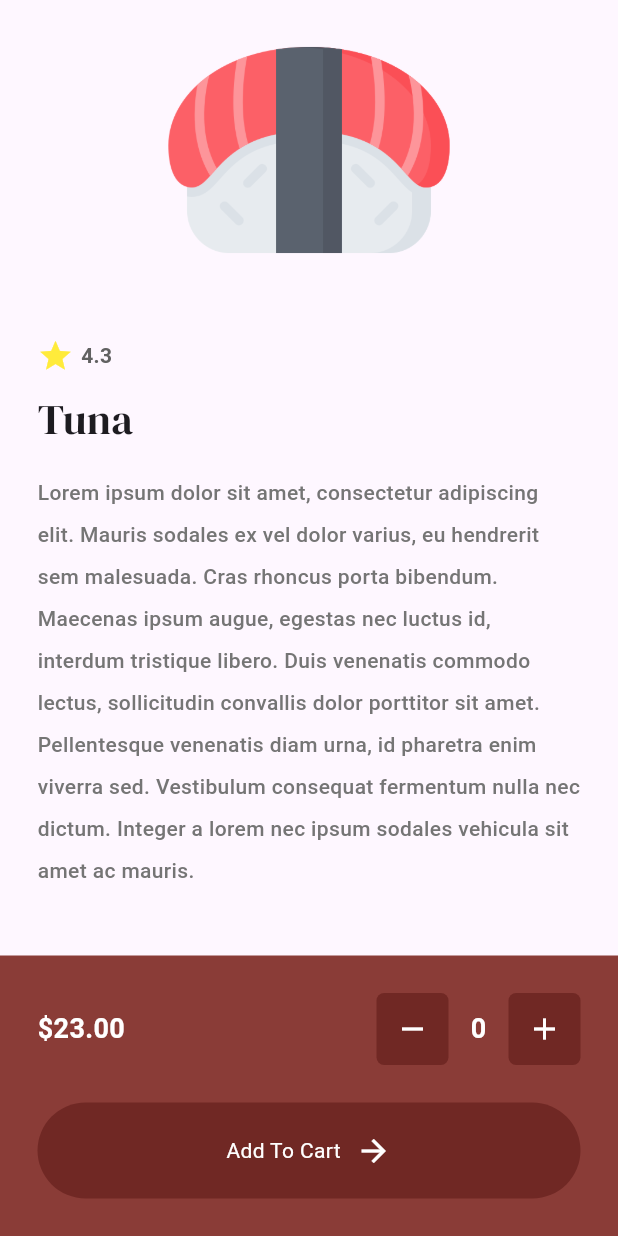
After one commit to quoairen/sushi, a Flutter app: the MenuPage screen opened by its route, after a tap on "Tuna", on a phone screen of 412 x 824 dp. The commit adds this screen. Run offline on Flutter 3.47's test engine with Material 3 defaults, Android fonts, the phone set to English and light mode, and no system bars; our stand-ins replace google_fonts.

Commit message:
Added food details page

```diff
--- /dev/null
+++ b/lib/pages/food_details_page.dart
@@ -0,0 +1,167 @@
+import 'package:flutter/material.dart';
+import 'package:google_fonts/google_fonts.dart';
+import 'package:proj/components/button.dart';
+import 'package:proj/theme/colors.dart';
+import '../models/food.dart';
+
+class FoodDetailsPage extends StatefulWidget {
+  final Food food;
+
+  const FoodDetailsPage({super.key, required this.food});
+
+  @override
+  State<FoodDetailsPage> createState() => _FoodDetailsPageState();
+}
+
+class _FoodDetailsPageState extends State<FoodDetailsPage> {
+  //quantity cart
+  int quantityCount = 0;
+
+  void decrementQuantity() {
+    setState(() {
+      quantityCount--;
+    });
+  }
+
+  void incrementQuantity() {
+    setState(() {
+      quantityCount++;
+    });
+  }
+
+  //add to cart
+  void addToCart() {}
+
+  @override
+  Widget build(BuildContext context) {
+    return Scaffold(
+      body: Column(
+        children: [
+          //listview  of food details
+          Expanded(
+            child: Padding(
+              padding: const EdgeInsets.symmetric(horizontal: 25.0),
+              child: ListView(
+                children: [
+                  Image.asset(widget.food.imagePath, height: 200),
+
+                  const SizedBox(height: 25),
+
+                  Row(
+                    children: [
+                      Icon(Icons.star, color: Colors.yellow),
+
+                      const SizedBox(width: 5),
+
+                      Text(
+                        widget.food.rating,
+                        style: TextStyle(
+                          color: Colors.grey[700],
+                          fontWeight: FontWeight.bold,
+                        ),
+                      ),
+                    ],
+                  ),
+
+                  const SizedBox(height: 10),
+
+                  Text(
+                    widget.food.name,
+                    style: GoogleFonts.dmSerifDisplay(fontSize: 28),
+                  ),
+
+                  const SizedBox(height: 15),
+
+                  Text(
+                    'Lorem ipsum dolor sit amet, consectetur adipiscing elit. Mauris sodales ex vel dolor varius, eu hendrerit sem malesuada. Cras rhoncus porta bibendum. Maecenas ipsum augue, egestas nec luctus id, interdum tristique libero. Duis venenatis commodo lectus, sollicitudin convallis dolor porttitor sit amet. Pellentesque venenatis diam urna, id pharetra enim viverra sed. Vestibulum consequat fermentum nulla nec dictum. Integer a lorem nec ipsum sodales vehicula sit amet ac mauris.',
+                    style: TextStyle(
+                      color: Colors.grey[600],
+                      fontWeight: FontWeight.w500,
+                      fontSize: 14,
+                      height: 2,
+                    ),
+                  ),
+                ],
+              ),
+            ),
+          ),
+
+          Container(
+            color: primaryColor,
+            child: Padding(
+              padding: const EdgeInsets.all(25.0),
+              child: Column(
+                children: [
+                  Row(
+                    mainAxisAlignment: MainAxisAlignment.spaceBetween,
+                    children: [
+                      Text(
+                        '\$${widget.food.price}',
+                        style: const TextStyle(
+                          color: Colors.white,
+                          fontWeight: FontWeight.bold,
+                          fontSize: 18,
+                        ),
+                      ),
+
+                      const SizedBox(width: 10),
+
+                      Row(
+                        children: [
+                          Container(
+                            decoration: BoxDecoration(
+                              color: secondaryColor,
+                              borderRadius: BorderRadius.circular(5),
+                            ),
+                            child: IconButton(
+                              color: Colors.white,
+                              onPressed: decrementQuantity,
+                              icon: Icon(Icons.remove),
+                            ),
+                          ),
+
+                          //item count
+                          SizedBox(
+                            width: 40,
+                            child: Center(
+                              child: Text(
+                                quantityCount.toString(),
+                                style: const TextStyle(
+                                  color: Colors.white,
+                                  fontWeight: FontWeight.bold,
+                                  fontSize: 18,
+                                ),
+                              ),
+                            ),
+                          ),
+
+                          //increment cart
+                          Container(
+                            decoration: BoxDecoration(
+                              color: secondaryColor,
+                              borderRadius: BorderRadius.circular(5),
+                            ),
+                            child: IconButton(
+                              color: Colors.white,
+                              onPressed: incrementQuantity,
+                              icon: Icon(Icons.add),
+                            ),
+                          ),
+                        ],
+                      ),
+                    ],
+                  ),
+
+                  SizedBox(height: 25),
+                  //add to cart btn
+                  MyButton(text: 'Add To Cart', onTap: addToCart),
+                ],
+              ),
+            ),
+          ),
+          //price quantity + add to cart btn
+        ],
+      ),
+    );
+  }
+}
--- a/lib/pages/menu_page.dart
+++ b/lib/pages/menu_page.dart
@@ -3,6 +3,7 @@ import 'package:google_fonts/google_fonts.dart';
 import 'package:proj/components/button.dart';
 import 'package:proj/components/food_tile.dart';
 import 'package:proj/models/food.dart';
+import 'package:proj/pages/food_details_page.dart';
 import 'package:proj/theme/colors.dart';
 
 class MenuPage extends StatefulWidget {
@@ -35,6 +36,16 @@ class _MenuPageState extends State<MenuPage> {
       rating: '5.0',
     ),
   ];
+
+  //navigate to food item details
+  void navigateToFoodDetails(int index) {
+    Navigator.push(
+      context,
+      MaterialPageRoute(builder: (context) => FoodDetailsPage(
+        food: foodMenu[index],
+      )),
+    );
+  }
 
   @override
   Widget build(BuildContext context) {
@@ -125,7 +136,8 @@ class _MenuPageState extends State<MenuPage> {
                 scrollDirection: Axis.horizontal,
                 itemCount: foodMenu.length,
                 itemBuilder:
-                    (context, index) => FoodTile(food: foodMenu[index]),
+                    (context, index) =>
+                        FoodTile(food: foodMenu[index], onTap:() => navigateToFoodDetails(index)),
               ),
             ),
           ),
--- a/lib/theme/colors.dart
+++ b/lib/theme/colors.dart
@@ -1,3 +1,4 @@
 import 'package:flutter/material.dart';
 
 var primaryColor = const Color.fromARGB(255, 138, 60, 55);
+var secondaryColor = Color.fromARGB(255, 112, 40, 36);
```
